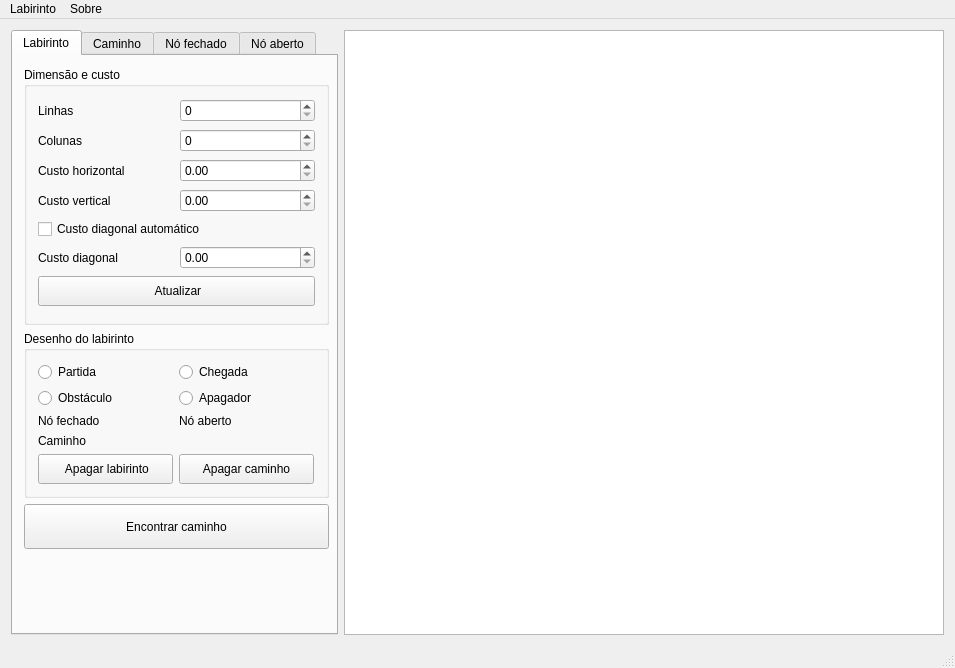
Old version of the form src/mainwindow.ui in the repository carvalhojldc/labyrinth.
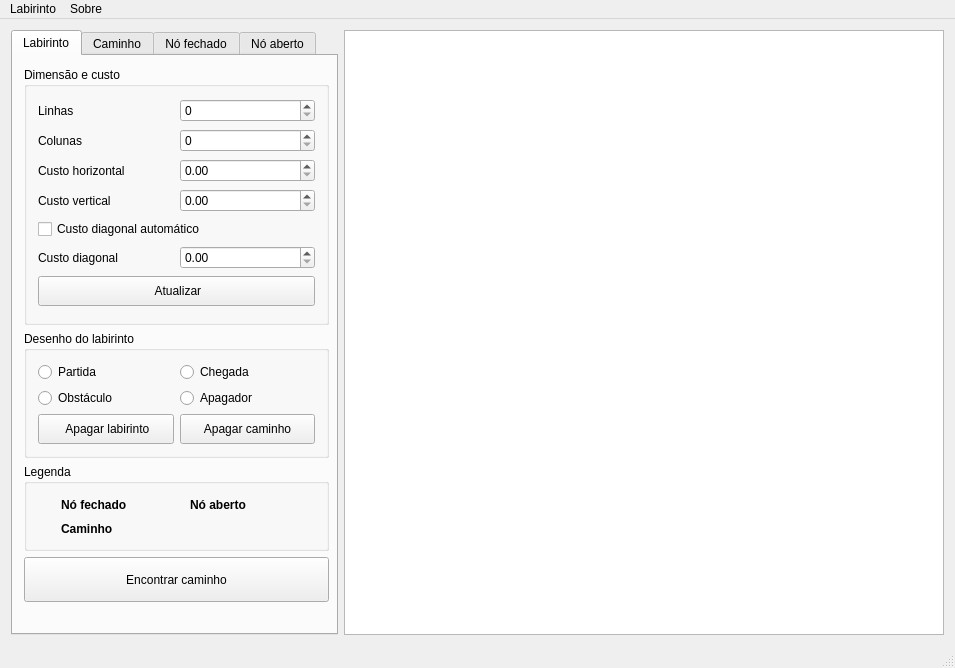
New version of the form.

Diff of the .ui file:
```diff
--- a/src/mainwindow.ui
+++ b/src/mainwindow.ui
@@ -50,6 +50,111 @@
             <string>Labirinto</string>
            </attribute>
            <layout class="QGridLayout" name="gridLayout_4">
+            <item row="2" column="0">
+             <widget class="QGroupBox" name="groupBox">
+              <property name="sizePolicy">
+               <sizepolicy hsizetype="Minimum" vsizetype="Minimum">
+                <horstretch>0</horstretch>
+                <verstretch>0</verstretch>
+               </sizepolicy>
+              </property>
+              <property name="minimumSize">
+               <size>
+                <width>305</width>
+                <height>87</height>
+               </size>
+              </property>
+              <property name="maximumSize">
+               <size>
+                <width>305</width>
+                <height>87</height>
+               </size>
+              </property>
+              <property name="title">
+               <string>Legenda</string>
+              </property>
+              <layout class="QGridLayout" name="gridLayout_10">
+               <item row="0" column="0">
+                <widget class="QLabel" name="lb_nodeClosed">
+                 <property name="minimumSize">
+                  <size>
+                   <width>0</width>
+                   <height>20</height>
+                  </size>
+                 </property>
+                 <property name="maximumSize">
+                  <size>
+                   <width>100</width>
+                   <height>16777215</height>
+                  </size>
+                 </property>
+                 <property name="font">
+                  <font>
+                   <weight>75</weight>
+                   <bold>true</bold>
+                  </font>
+                 </property>
+                 <property name="text">
+                  <string>Nó fechado</string>
+                 </property>
+                </widget>
+               </item>
+               <item row="0" column="1">
+                <widget class="QLabel" name="lb_nodeOpen">
+                 <property name="minimumSize">
+                  <size>
+                   <width>0</width>
+                   <height>20</height>
+                  </size>
+                 </property>
+                 <property name="maximumSize">
+                  <size>
+                   <width>100</width>
+                   <height>16777215</height>
+                  </size>
+                 </property>
+                 <property name="font">
+                  <font>
+                   <weight>75</weight>
+                   <bold>true</bold>
+                  </font>
+                 </property>
+                 <property name="lineWidth">
+                  <number>2</number>
+                 </property>
+                 <property name="text">
+                  <string>Nó aberto</string>
+                 </property>
+                </widget>
+               </item>
+               <item row="1" column="0">
+                <widget class="QLabel" name="lb_nodePath">
+                 <property name="minimumSize">
+                  <size>
+                   <width>0</width>
+                   <height>20</height>
+                  </size>
+                 </property>
+                 <property name="maximumSize">
+                  <size>
+                   <width>100</width>
+                   <height>16777215</height>
+                  </size>
+                 </property>
+                 <property name="font">
+                  <font>
+                   <weight>75</weight>
+                   <bold>true</bold>
+                  </font>
+                 </property>
+                 <property name="text">
+                  <string>Caminho</string>
+                 </property>
+                </widget>
+               </item>
+              </layout>
+             </widget>
+            </item>
             <item row="0" column="0">
              <widget class="QGroupBox" name="groupBox_2">
               <property name="sizePolicy">
@@ -166,19 +271,6 @@
                <string>Desenho do labirinto</string>
               </property>
               <layout class="QGridLayout" name="gridLayout">
-               <item row="3" column="0">
-                <widget class="QLabel" name="lb_nodePath">
-                 <property name="maximumSize">
-                  <size>
-                   <width>80</width>
-                   <height>16777215</height>
-                  </size>
-                 </property>
-                 <property name="text">
-                  <string>Caminho</string>
-                 </property>
-                </widget>
-               </item>
                <item row="1" column="0">
                 <widget class="QRadioButton" name="rb_wall">
                  <property name="text">
@@ -186,7 +278,7 @@
                  </property>
                 </widget>
                </item>
-               <item row="4" column="1">
+               <item row="2" column="1">
                 <widget class="QPushButton" name="pb_clearSearch">
                  <property name="minimumSize">
                   <size>
@@ -206,7 +298,7 @@
                  </property>
                 </widget>
                </item>
-               <item row="4" column="0">
+               <item row="2" column="0">
                 <widget class="QPushButton" name="pb_clearBoard">
                  <property name="minimumSize">
                   <size>
@@ -233,39 +325,10 @@
                  </property>
                 </widget>
                </item>
-               <item row="2" column="1">
-                <widget class="QLabel" name="lb_nodeOpen">
-                 <property name="maximumSize">
-                  <size>
-                   <width>80</width>
-                   <height>16777215</height>
-                  </size>
-                 </property>
-                 <property name="lineWidth">
-                  <number>2</number>
-                 </property>
-                 <property name="text">
-                  <string>Nó aberto</string>
-                 </property>
-                </widget>
-               </item>
-               <item row="2" column="0">
-                <widget class="QLabel" name="lb_nodeClosed">
-                 <property name="maximumSize">
-                  <size>
-                   <width>80</width>
-                   <height>16777215</height>
-                  </size>
-                 </property>
-                 <property name="text">
-                  <string>Nó fechado</string>
-                 </property>
-                </widget>
-               </item>
               </layout>
              </widget>
             </item>
-            <item row="2" column="0">
+            <item row="3" column="0">
              <widget class="QPushButton" name="pb_start">
               <property name="enabled">
                <bool>true</bool>
@@ -287,7 +350,7 @@
               </property>
              </widget>
             </item>
-            <item row="3" column="0">
+            <item row="4" column="0">
              <spacer name="verticalSpacer">
               <property name="orientation">
                <enum>Qt::Vertical</enum>
```
Left out of the diff: 74 changed lines with no effect on the pictures.
